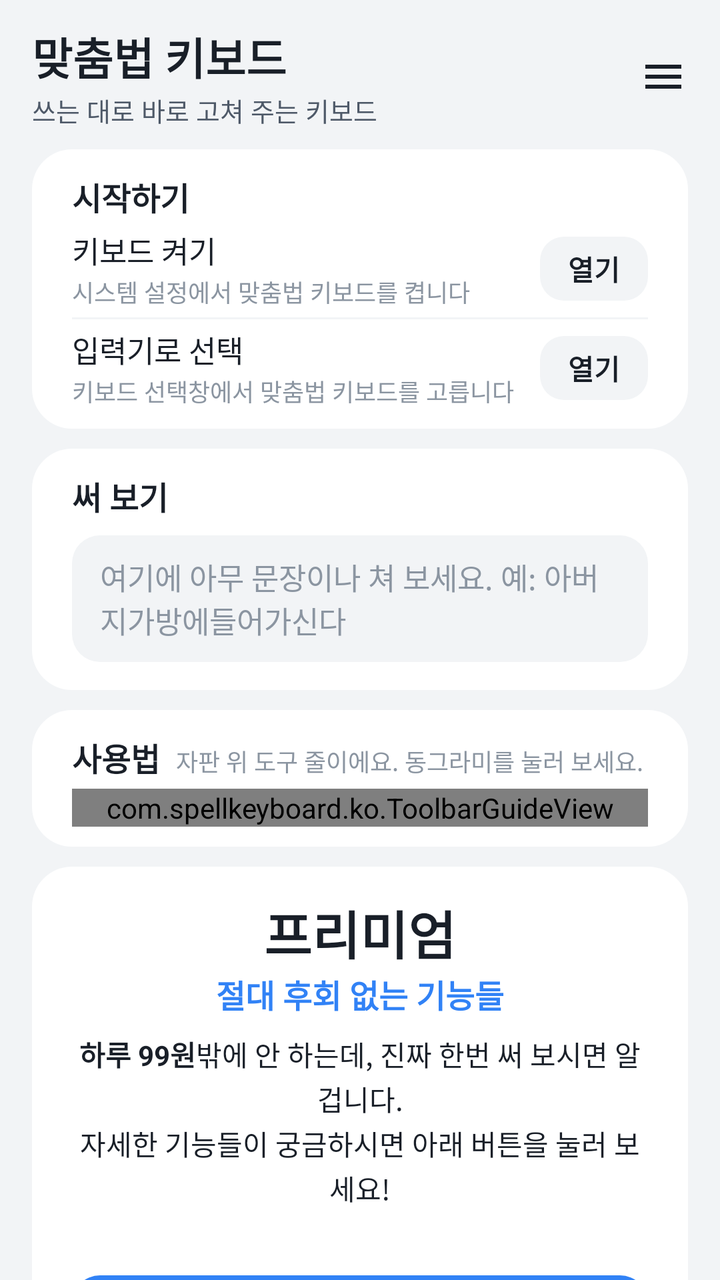
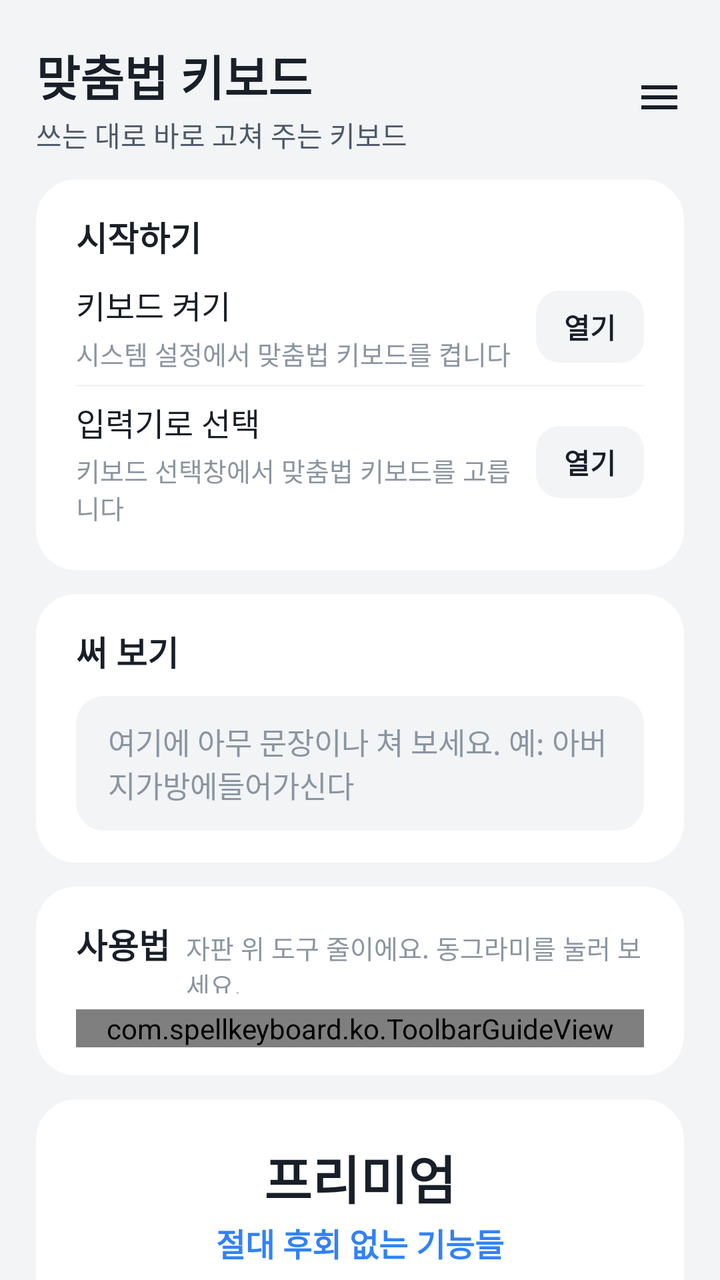

Two renders of the same Android screen: before a commit and after it. Below are the layout's source before the change and the commit's diff.
<!-- AndroidManifest.xml: application theme Theme.SpellKeyboard -->
<!-- res/layout/activity_setup.xml -->
<?xml version="1.0" encoding="utf-8"?>
<FrameLayout xmlns:android="http://schemas.android.com/apk/res/android"
    android:fitsSystemWindows="true"
    xmlns:app="http://schemas.android.com/apk/res-auto"
    android:layout_width="match_parent"
    android:layout_height="match_parent">

<ScrollView
    android:id="@+id/setup_scroll"
    android:layout_width="match_parent"
    android:layout_height="match_parent"
    android:background="@color/toss_bg"
    android:fillViewport="true"
    android:importantForAutofill="noExcludeDescendants"
    android:scrollbars="none">

    
    <LinearLayout
        android:layout_width="match_parent"
        android:layout_height="wrap_content"
        android:orientation="vertical"
        android:paddingHorizontal="16dp"
        android:paddingTop="12dp"
        android:paddingBottom="16dp">

        
        <LinearLayout
            android:layout_width="match_parent"
            android:layout_height="wrap_content"
            android:gravity="center_vertical"
            android:orientation="horizontal">

            <LinearLayout
                android:layout_width="0dp"
                android:layout_height="wrap_content"
                android:layout_weight="1"
                android:orientation="vertical">

                <TextView
                    android:layout_width="wrap_content"
                    android:layout_height="wrap_content"
                    android:text="@string/app_name"
                    android:textColor="@color/toss_text"
                    android:textSize="22sp"
                    android:textStyle="bold" />

                <TextView
                    android:layout_width="wrap_content"
                    android:layout_height="wrap_content"
                    android:layout_marginTop="1dp"
                    android:text="@string/home_subtitle"
                    android:textColor="@color/toss_text2"
                    android:textSize="13sp" />
            </LinearLayout>

            <ImageView
                android:id="@+id/menu_button"
                android:layout_width="44dp"
                android:layout_height="44dp"
                android:layout_marginEnd="-10dp"
                android:background="?attr/selectableItemBackgroundBorderless"
                android:clickable="true"
                android:contentDescription="@string/more_title"
                android:focusable="true"
                android:padding="10dp"
                android:src="@drawable/ic_menu" />
        </LinearLayout>

        
        <LinearLayout
            android:id="@+id/setup_card"
            style="@style/Card"
            android:layout_marginTop="10dp"
            android:paddingTop="12dp"
            android:paddingBottom="6dp">

            <LinearLayout
                android:layout_width="match_parent"
                android:layout_height="wrap_content"
                android:gravity="center_vertical"
                android:orientation="horizontal">

                <TextView
                    style="@style/CardTitle"
                    android:textSize="16sp"
                    android:text="@string/section_setup" />

                <TextView
                    android:id="@+id/setup_all_done"
                    android:layout_width="0dp"
                    android:layout_height="wrap_content"
                    android:layout_weight="1"
                    android:layout_marginStart="10dp"
                    android:gravity="end"
                    android:paddingBottom="6dp"
                    android:text="@string/setup_all_done"
                    android:textColor="@color/toss_green"
                    android:textSize="14sp"
                    android:textStyle="bold"
                    android:visibility="gone" />
            </LinearLayout>

            <LinearLayout
                android:id="@+id/setup_step_enable"
                style="@style/Row"
                android:minHeight="44dp"
                android:paddingVertical="4dp">
                <LinearLayout style="@style/RowText">
                    <TextView style="@style/RowTitle" android:textSize="15sp" android:text="@string/setup_enable_title" />
                    <TextView style="@style/RowSub" android:layout_marginTop="1dp" android:textSize="12sp" android:text="@string/setup_enable_sub" />
                </LinearLayout>
                <TextView android:id="@+id/enable_button" style="@style/Pill" android:layout_height="32dp" android:text="@string/setup_open" />
            </LinearLayout>

            <View android:id="@+id/setup_divider" style="@style/Divider" />

            <LinearLayout
                android:id="@+id/setup_step_pick"
                style="@style/Row"
                android:minHeight="44dp"
                android:paddingVertical="4dp">
                <LinearLayout style="@style/RowText">
                    <TextView style="@style/RowTitle" android:textSize="15sp" android:text="@string/setup_pick_title" />
                    <TextView style="@style/RowSub" android:layout_marginTop="1dp" android:textSize="12sp" android:text="@string/setup_pick_sub" />
                </LinearLayout>
                <TextView android:id="@+id/pick_button" style="@style/Pill" android:layout_height="32dp" android:text="@string/setup_open" />
            </LinearLayout>
        </LinearLayout>

        
        <LinearLayout
            style="@style/Card"
            android:layout_marginTop="10dp"
            android:paddingTop="12dp"
            android:paddingBottom="14dp">
            <TextView style="@style/CardTitle" android:textSize="16sp" android:text="@string/section_try" />
            <EditText
                android:id="@+id/test_field"
                android:layout_width="match_parent"
                android:layout_height="wrap_content"
                android:layout_marginTop="8dp"
                android:background="@drawable/bg_input"
                android:gravity="top"
                android:hint="@string/setup_test_hint"
                android:importantForAutofill="no"
                android:inputType="textMultiLine"
                android:minLines="2"
                android:paddingHorizontal="14dp"
                android:paddingVertical="10dp"
                android:textColor="@color/toss_text"
                android:textColorHint="@color/toss_text3"
                android:textSize="15sp" />
        </LinearLayout>

        
        <LinearLayout
            style="@style/Card"
            android:layout_marginTop="10dp"
            android:paddingTop="12dp"
            android:paddingBottom="10dp">
            <LinearLayout
                android:layout_width="match_parent"
                android:layout_height="wrap_content"
                android:gravity="bottom"
                android:orientation="horizontal">
                <TextView style="@style/CardTitle" android:textSize="16sp" android:text="@string/section_guide" />
                <TextView
                    android:layout_width="0dp"
                    android:layout_height="wrap_content"
                    android:layout_weight="1"
                    android:layout_marginStart="8dp"
                    android:paddingBottom="1dp"
                    android:text="@string/guide_intro"
                    android:textColor="@color/toss_text3"
                    android:textSize="12sp" />
            </LinearLayout>

            <com.spellkeyboard.ko.ToolbarGuideView
                android:id="@+id/toolbar_guide"
                android:layout_width="match_parent"
                android:layout_height="wrap_content"
                android:layout_marginTop="4dp" />

        </LinearLayout>

        
        <LinearLayout
            style="@style/Card"
            android:layout_marginTop="10dp"
            android:paddingTop="14dp"
            android:paddingBottom="14dp">
            <TextView
                android:layout_width="match_parent"
                android:layout_height="wrap_content"
                android:gravity="center"
                android:text="@string/premium_pitch_title"
                android:textColor="@color/toss_text"
                android:textSize="26sp"
                android:textStyle="bold" />

            <TextView
                android:layout_width="match_parent"
                android:layout_height="wrap_content"
                android:gravity="center"
                android:text="@string/premium_pitch_tagline"
                android:textColor="@color/toss_blue"
                android:textSize="16sp"
                android:textStyle="bold" />

            <TextView
                android:layout_width="match_parent"
                android:layout_height="wrap_content"
                android:layout_marginTop="8dp"
                android:gravity="center"
                android:lineSpacingExtra="2dp"
                android:text="@string/premium_pitch_body"
                android:textColor="@color/toss_text"
                android:textSize="14sp" />

            <TextView
                android:id="@+id/quota_output"
                style="@style/RowSub"
                android:layout_width="match_parent"
                android:layout_marginTop="6dp"
                android:gravity="center"
                android:textColor="@color/toss_blue"
                android:textStyle="bold" />

            <TextView
                android:id="@+id/subscribe_button"
                style="@style/PrimaryButton"
                android:layout_height="48dp"
                android:layout_marginTop="10dp"
                android:text="@string/setting_plan_subscribe" />

            
            <TextView
                android:id="@+id/billing_status"
                style="@style/Caption"
                android:layout_marginTop="4dp"
                android:gravity="center" />
        </LinearLayout>
    </LinearLayout>
</ScrollView>

    
    <View
        android:id="@+id/more_scrim"
        android:layout_width="match_parent"
        android:layout_height="match_parent"
        android:background="#99000000"
        android:clickable="true"
        android:contentDescription="@string/more_close"
        android:focusable="false"
        android:visibility="gone" />

    <include layout="@layout/more_drawer" />
</FrameLayout>
<!-- res/layout/more_drawer.xml (included above) -->
<?xml version="1.0" encoding="utf-8"?>
<ScrollView xmlns:android="http://schemas.android.com/apk/res/android"
    android:id="@+id/more_drawer"
    android:layout_width="240dp"
    android:layout_height="match_parent"
    android:layout_gravity="end"
    android:background="@color/toss_card"
    android:clickable="true"
    android:elevation="16dp"
    android:fillViewport="true"
    android:focusable="true"
    android:scrollbars="none"
    android:visibility="gone">

    <LinearLayout
        android:layout_width="match_parent"
        android:layout_height="wrap_content"
        android:orientation="vertical"
        android:paddingHorizontal="16dp"
        android:paddingTop="16dp"
        android:paddingBottom="24dp">

        <LinearLayout
            android:layout_width="match_parent"
            android:layout_height="wrap_content"
            android:gravity="center_vertical"
            android:orientation="horizontal">

            <TextView
                android:layout_width="0dp"
                android:layout_height="wrap_content"
                android:layout_weight="1"
                android:text="@string/more_title"
                android:textColor="@color/toss_text"
                android:textSize="20sp"
                android:textStyle="bold" />

            <TextView
                android:id="@+id/more_close"
                android:layout_width="40dp"
                android:layout_height="40dp"
                android:layout_marginEnd="-8dp"
                android:background="?attr/selectableItemBackgroundBorderless"
                android:clickable="true"
                android:contentDescription="@string/more_close"
                android:focusable="true"
                android:gravity="center"
                android:text="✕"
                android:textColor="@color/toss_text3"
                android:textSize="18sp" />
        </LinearLayout>

        
        <LinearLayout
            android:id="@+id/account_card"
            android:layout_width="match_parent"
            android:layout_height="wrap_content"
            android:layout_marginTop="14dp"
            android:orientation="vertical">

            
            <LinearLayout
                android:id="@+id/account_signed_out"
                android:layout_width="match_parent"
                android:layout_height="wrap_content"
                android:orientation="vertical">

                <TextView
                    style="@style/RowSub"
                    android:layout_marginTop="0dp"
                    android:text="@string/account_signin_sub" />

                <TextView
                    android:id="@+id/signin_button"
                    style="@style/PrimaryButton"
                    android:layout_height="46dp"
                    android:layout_marginTop="12dp"
                    android:textSize="15sp"
                    android:text="@string/account_signin" />
            </LinearLayout>

            
            <LinearLayout
                android:id="@+id/account_signed_in"
                android:layout_width="match_parent"
                android:layout_height="wrap_content"
                android:orientation="vertical"
                android:visibility="gone">

                <LinearLayout
                    android:layout_width="match_parent"
                    android:layout_height="wrap_content"
                    android:gravity="center_vertical"
                    android:orientation="horizontal">

                    <FrameLayout
                        android:layout_width="44dp"
                        android:layout_height="44dp">

                        <TextView
                            android:id="@+id/profile_initial"
                            android:layout_width="match_parent"
                            android:layout_height="match_parent"
                            android:background="@drawable/bg_avatar"
                            android:gravity="center"
                            android:textColor="#FFFFFF"
                            android:textSize="18sp"
                            android:textStyle="bold" />

                        <ImageView
                            android:id="@+id/profile_photo"
                            android:layout_width="match_parent"
                            android:layout_height="match_parent"
                            android:contentDescription="@string/account_photo"
                            android:scaleType="centerCrop"
                            android:visibility="gone" />
                    </FrameLayout>

                    <TextView
                        android:id="@+id/profile_name"
                        android:layout_width="0dp"
                        android:layout_height="wrap_content"
                        android:layout_marginStart="10dp"
                        android:layout_weight="1"
                        android:ellipsize="end"
                        android:maxLines="2"
                        android:textColor="@color/toss_text"
                        android:textSize="16sp"
                        android:textStyle="bold" />
                </LinearLayout>

                <TextView
                    android:id="@+id/account_status"
                    style="@style/RowSub"
                    android:layout_marginTop="8dp" />

                <TextView
                    android:id="@+id/signout_button"
                    style="@style/SecondaryButton"
                    android:layout_height="42dp"
                    android:layout_marginTop="12dp"
                    android:textSize="14sp"
                    android:text="@string/account_signout" />

                <TextView
                    android:id="@+id/delete_button"
                    style="@style/SecondaryButton"
                    android:layout_height="42dp"
                    android:layout_marginTop="6dp"
                    android:textSize="14sp"
                    android:text="@string/account_delete"
                    android:textColor="@color/toss_red" />
            </LinearLayout>

            <View
                style="@style/Divider"
                android:layout_marginTop="16dp" />
        </LinearLayout>

        
        <TextView
            android:id="@+id/menu_keyboard"
            style="@style/MenuRow"
            android:textSize="15sp"
            android:text="@string/menu_keyboard" />

        <View style="@style/Divider" />

        <TextView
            android:id="@+id/menu_privacy"
            style="@style/MenuRow"
            android:textSize="15sp"
            android:text="@string/menu_privacy" />

        <View style="@style/Divider" />

        <TextView
            android:id="@+id/menu_terms"
            style="@style/MenuRow"
            android:textSize="15sp"
            android:text="@string/menu_terms" />

        <View style="@style/Divider" />

        <TextView
            android:id="@+id/menu_support"
            style="@style/MenuRow"
            android:textSize="15sp"
            android:text="@string/menu_support" />

        <View style="@style/Divider" />

        <TextView
            android:id="@+id/menu_guide"
            style="@style/MenuRow"
            android:textSize="15sp"
            android:text="@string/menu_guide" />

        <TextView
            android:id="@+id/app_info"
            style="@style/Caption"
            android:layout_marginTop="20dp"
            android:textSize="12sp"
            android:textIsSelectable="true" />
    </LinearLayout>
</ScrollView>
<!-- resources referenced by this layout -->
<resources>
  <color name="toss_bg">#F2F4F6</color>
  <color name="toss_blue">#3182F6</color>
  <color name="toss_card">#FFFFFF</color>
  <color name="toss_green">#00B26B</color>
  <color name="toss_red">#F04452</color>
  <color name="toss_text">#191F28</color>
  <color name="toss_text2">#4E5968</color>
  <color name="toss_text3">#8B95A1</color>
  <!-- drawable bg_avatar (drawable) -->
  <?xml version="1.0" encoding="utf-8"?>
  <shape xmlns:android="http://schemas.android.com/apk/res/android" android:shape="oval">
      <solid android:color="@color/toss_blue" />
  </shape>
  <!-- drawable bg_input (drawable) -->
  <?xml version="1.0" encoding="utf-8"?>
  <shape xmlns:android="http://schemas.android.com/apk/res/android" android:shape="rectangle">
      <solid android:color="@color/toss_fill" />
      <corners android:radius="14dp" />
  </shape>
  <string name="account_delete">회원 탈퇴</string>
  <string name="account_photo">프로필 사진</string>
  <string name="account_signin">구글로 로그인</string>
  <string name="account_signin_sub">윈도우·아이폰에서도 같은 구독을 쓰려면 로그인하세요.</string>
  <string name="account_signout">로그아웃</string>
  <string name="app_name">맞춤법 키보드</string>
  <string name="guide_intro">자판 위 도구 줄이에요. 동그라미를 눌러 보세요.</string>
  <string name="home_subtitle">쓰는 대로 바로 고쳐 주는 키보드</string>
  <string name="menu_guide">사용 안내 다시 보기</string>
  <string name="menu_keyboard">키보드 맞춤설정</string>
  <string name="menu_privacy">개인정보 처리방침</string>
  <string name="menu_support">고객센터</string>
  <string name="menu_terms">서비스 이용약관</string>
  <string name="more_close">닫기</string>
  <string name="more_title">더보기</string>
  <string name="premium_pitch_body"><b>하루 99원</b>밖에 안 하는데, 진짜 한번 써 보시면 알 겁니다.\n자세한 기능들이 궁금하시면 아래 버튼을 눌러 보세요!</string>
  <string name="premium_pitch_tagline">절대 후회 없는 기능들</string>
  <string name="premium_pitch_title">프리미엄</string>
  <string name="section_guide">사용법</string>
  <string name="section_setup">시작하기</string>
  <string name="section_try">써 보기</string>
  <string name="setting_plan_subscribe">프리미엄 알아보기 · 월 2,990원</string>
  <string name="setup_all_done">키보드를 쓰고 있어요</string>
  <string name="setup_enable_sub">시스템 설정에서 맞춤법 키보드를 켭니다</string>
  <string name="setup_enable_title">키보드 켜기</string>
  <string name="setup_open">열기</string>
  <string name="setup_pick_sub">키보드 선택창에서 맞춤법 키보드를 고릅니다</string>
  <string name="setup_pick_title">입력기로 선택</string>
  <string name="setup_test_hint">여기에 아무 문장이나 쳐 보세요. 예: 아버지가방에들어가신다</string>
  <style name="Divider">
          <item name="android:layout_width">match_parent</item>
          <item name="android:layout_height">1dp</item>
          <item name="android:background">@color/toss_divider</item>
      </style>
  <style name="RowText">
          <item name="android:layout_width">0dp</item>
          <item name="android:layout_height">wrap_content</item>
          <item name="android:layout_weight">1</item>
          <item name="android:layout_marginEnd">12dp</item>
          <item name="android:orientation">vertical</item>
      </style>
  <style name="RowTitle">
          <item name="android:layout_width">wrap_content</item>
          <item name="android:layout_height">wrap_content</item>
          <item name="android:textColor">@color/toss_text</item>
          <item name="android:textSize">16sp</item>
      </style>
  <style name="SecondaryButton" parent="PrimaryButton">
          <item name="android:layout_height">50dp</item>
          <item name="android:background">@drawable/bg_button_secondary</item>
          <item name="android:textColor">@color/toss_text</item>
          <item name="android:textSize">15sp</item>
      </style>
  <color name="toss_fill">#F2F4F6</color>
  <!-- drawable bg_card (drawable) -->
  <?xml version="1.0" encoding="utf-8"?>
  <shape xmlns:android="http://schemas.android.com/apk/res/android" android:shape="rectangle">
      <solid android:color="@color/toss_card" />
      <corners android:radius="20dp" />
  </shape>
  <color name="toss_divider">#F2F4F6</color>
  <color name="toss_fill_pressed">#E5E8EB</color>
  <color name="toss_blue_pressed">#1B64DA</color>
  <!-- unchanged entries left out for length: 13 -->
</resources>

<!-- the commit's change to res/layout/activity_setup.xml (unified diff, before → after) -->
@@ -17,11 +17,11 @@
     
     <LinearLayout
         android:layout_width="match_parent"
-        android:layout_height="wrap_content"
+        android:layout_height="match_parent"
         android:orientation="vertical"
-        android:paddingHorizontal="16dp"
-        android:paddingTop="12dp"
-        android:paddingBottom="16dp">
+        android:paddingHorizontal="18dp"
+        android:paddingTop="20dp"
+        android:paddingBottom="18dp">
 
         
         <LinearLayout
@@ -41,16 +41,16 @@
                     android:layout_height="wrap_content"
                     android:text="@string/app_name"
                     android:textColor="@color/toss_text"
-                    android:textSize="22sp"
+                    android:textSize="24sp"
                     android:textStyle="bold" />
 
                 <TextView
                     android:layout_width="wrap_content"
                     android:layout_height="wrap_content"
-                    android:layout_marginTop="1dp"
+                    android:layout_marginTop="2dp"
                     android:text="@string/home_subtitle"
                     android:textColor="@color/toss_text2"
-                    android:textSize="13sp" />
+                    android:textSize="14sp" />
             </LinearLayout>
 
             <ImageView
@@ -66,23 +66,24 @@
                 android:src="@drawable/ic_menu" />
         </LinearLayout>
 
+        <Space android:layout_width="match_parent" android:layout_height="0dp" android:layout_weight="1" />
+
         
         <LinearLayout
             android:id="@+id/setup_card"
             style="@style/Card"
-            android:layout_marginTop="10dp"
-            android:paddingTop="12dp"
-            android:paddingBottom="6dp">
-
-            <LinearLayout
-                android:layout_width="match_parent"
-                android:layout_height="wrap_content"
-                android:gravity="center_vertical"
+            android:layout_marginTop="12dp"
+            android:paddingTop="16dp"
+            android:paddingBottom="16dp">
+
+            <LinearLayout
+                android:layout_width="match_parent"
+                android:layout_height="wrap_content"
                 android:orientation="horizontal">
 
                 <TextView
                     style="@style/CardTitle"
-                    android:textSize="16sp"
+                    android:textSize="17sp"
                     android:text="@string/section_setup" />
 
                 <TextView
@@ -92,10 +93,9 @@
                     android:layout_weight="1"
                     android:layout_marginStart="10dp"
                     android:gravity="end"
-                    android:paddingBottom="6dp"
                     android:text="@string/setup_all_done"
                     android:textColor="@color/toss_green"
-                    android:textSize="14sp"
+                    android:textSize="15sp"
                     android:textStyle="bold"
                     android:visibility="gone" />
             </LinearLayout>
@@ -103,13 +103,14 @@
             <LinearLayout
                 android:id="@+id/setup_step_enable"
                 style="@style/Row"
-                android:minHeight="44dp"
-                android:paddingVertical="4dp">
+                android:layout_marginTop="4dp"
+                android:minHeight="52dp"
+                android:paddingVertical="6dp">
                 <LinearLayout style="@style/RowText">
-                    <TextView style="@style/RowTitle" android:textSize="15sp" android:text="@string/setup_enable_title" />
-                    <TextView style="@style/RowSub" android:layout_marginTop="1dp" android:textSize="12sp" android:text="@string/setup_enable_sub" />
+                    <TextView style="@style/RowTitle" android:text="@string/setup_enable_title" />
+                    <TextView style="@style/RowSub" android:text="@string/setup_enable_sub" />
                 </LinearLayout>
-                <TextView android:id="@+id/enable_button" style="@style/Pill" android:layout_height="32dp" android:text="@string/setup_open" />
+                <TextView android:id="@+id/enable_button" style="@style/Pill" android:text="@string/setup_open" />
             </LinearLayout>
 
             <View android:id="@+id/setup_divider" style="@style/Divider" />
@@ -117,78 +118,86 @@
             <LinearLayout
                 android:id="@+id/setup_step_pick"
                 style="@style/Row"
-                android:minHeight="44dp"
-                android:paddingVertical="4dp">
+                android:minHeight="52dp"
+                android:paddingVertical="6dp">
                 <LinearLayout style="@style/RowText">
-                    <TextView style="@style/RowTitle" android:textSize="15sp" android:text="@string/setup_pick_title" />
-                    <TextView style="@style/RowSub" android:layout_marginTop="1dp" android:textSize="12sp" android:text="@string/setup_pick_sub" />
+                    <TextView style="@style/RowTitle" android:text="@string/setup_pick_title" />
+                    <TextView style="@style/RowSub" android:text="@string/setup_pick_sub" />
                 </LinearLayout>
-                <TextView android:id="@+id/pick_button" style="@style/Pill" android:layout_height="32dp" android:text="@string/setup_open" />
-            </LinearLayout>
-        </LinearLayout>
+                <TextView android:id="@+id/pick_button" style="@style/Pill" android:text="@string/setup_open" />
+            </LinearLayout>
+        </LinearLayout>
+
+        <Space android:layout_width="match_parent" android:layout_height="0dp" android:layout_weight="1" />
 
         
         <LinearLayout
             style="@style/Card"
-            android:layout_marginTop="10dp"
-            android:paddingTop="12dp"
-            android:paddingBottom="14dp">
-            <TextView style="@style/CardTitle" android:textSize="16sp" android:text="@string/section_try" />
+            android:layout_marginTop="12dp"
+            android:paddingTop="16dp"
+            android:paddingBottom="16dp">
+            <TextView style="@style/CardTitle" android:textSize="17sp" android:text="@string/section_try" />
             <EditText
                 android:id="@+id/test_field"
                 android:layout_width="match_parent"
                 android:layout_height="wrap_content"
-                android:layout_marginTop="8dp"
+                android:layout_marginTop="10dp"
                 android:background="@drawable/bg_input"
                 android:gravity="top"
                 android:hint="@string/setup_test_hint"
                 android:importantForAutofill="no"
                 android:inputType="textMultiLine"
                 android:minLines="2"
-                android:paddingHorizontal="14dp"
-                android:paddingVertical="10dp"
+                android:paddingHorizontal="16dp"
+                android:paddingVertical="12dp"
                 android:textColor="@color/toss_text"
                 android:textColorHint="@color/toss_text3"
                 android:textSize="15sp" />
         </LinearLayout>
 
+        <Space android:layout_width="match_parent" android:layout_height="0dp" android:layout_weight="1" />
+
         
         <LinearLayout
             style="@style/Card"
-            android:layout_marginTop="10dp"
-            android:paddingTop="12dp"
-            android:paddingBottom="10dp">
-            <LinearLayout
-                android:layout_width="match_parent"
-                android:layout_height="wrap_content"
-                android:gravity="bottom"
+            android:layout_marginTop="12dp"
+            android:paddingTop="16dp"
+            android:paddingBottom="14dp">
+            <LinearLayout
+                android:layout_width="match_parent"
+                android:layout_height="wrap_content"
+                android:baselineAligned="true"
                 android:orientation="horizontal">
-                <TextView style="@style/CardTitle" android:textSize="16sp" android:text="@string/section_guide" />
+                <TextView style="@style/CardTitle" android:textSize="17sp" android:text="@string/section_guide" />
                 <TextView
                     android:layout_width="0dp"
                     android:layout_height="wrap_content"
                     android:layout_weight="1"
                     android:layout_marginStart="8dp"
-                    android:paddingBottom="1dp"
                     android:text="@string/guide_intro"
                     android:textColor="@color/toss_text3"
-                    android:textSize="12sp" />
+                    android:textSize="13sp" />
             </LinearLayout>
 
             <com.spellkeyboard.ko.ToolbarGuideView
                 android:id="@+id/toolbar_guide"
                 android:layout_width="match_parent"
                 android:layout_height="wrap_content"
-                android:layout_marginTop="4dp" />
-
-        </LinearLayout>
+                android:layout_marginTop="8dp" />
+
+        </LinearLayout>
+
+        <Space android:layout_width="match_parent" android:layout_height="0dp" android:layout_weight="1" />
 
         
         <LinearLayout
             style="@style/Card"
-            android:layout_marginTop="10dp"
-            android:paddingTop="14dp"
-            android:paddingBottom="14dp">
+            android:layout_height="0dp"
+            android:layout_weight="2"
+            android:layout_marginTop="12dp"
+            android:gravity="center_vertical"
+            android:paddingTop="20dp"
+            android:paddingBottom="20dp">
             <TextView
                 android:layout_width="match_parent"
                 android:layout_height="wrap_content"
@@ -201,6 +210,7 @@
             <TextView
                 android:layout_width="match_parent"
                 android:layout_height="wrap_content"
+                android:layout_marginTop="2dp"
                 android:gravity="center"
                 android:text="@string/premium_pitch_tagline"
                 android:textColor="@color/toss_blue"
@@ -210,9 +220,9 @@
             <TextView
                 android:layout_width="match_parent"
                 android:layout_height="wrap_content"
-                android:layout_marginTop="8dp"
-                android:gravity="center"
-                android:lineSpacingExtra="2dp"
+                android:layout_marginTop="12dp"
+                android:gravity="center"
+                android:lineSpacingExtra="3dp"
                 android:text="@string/premium_pitch_body"
                 android:textColor="@color/toss_text"
                 android:textSize="14sp" />
@@ -221,24 +231,26 @@
                 android:id="@+id/quota_output"
                 style="@style/RowSub"
                 android:layout_width="match_parent"
-                android:layout_marginTop="6dp"
+                android:layout_marginTop="8dp"
                 android:gravity="center"
                 android:textColor="@color/toss_blue"
-                android:textStyle="bold" />
+                android:textStyle="bold"
+                android:visibility="gone" />
 
             <TextView
                 android:id="@+id/subscribe_button"
                 style="@style/PrimaryButton"
-                android:layout_height="48dp"
-                android:layout_marginTop="10dp"
+                android:layout_height="50dp"
+                android:layout_marginTop="16dp"
                 android:text="@string/setting_plan_subscribe" />
 
             
             <TextView
                 android:id="@+id/billing_status"
                 style="@style/Caption"
-                android:layout_marginTop="4dp"
-                android:gravity="center" />
+                android:layout_marginTop="8dp"
+                android:gravity="center"
+                android:visibility="gone" />
         </LinearLayout>
     </LinearLayout>
 </ScrollView>
